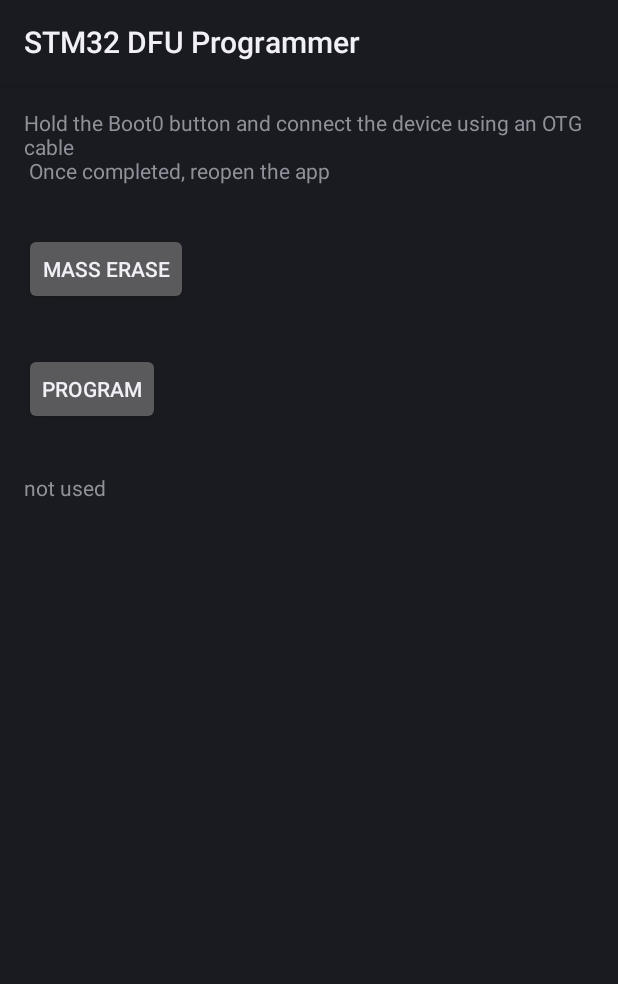
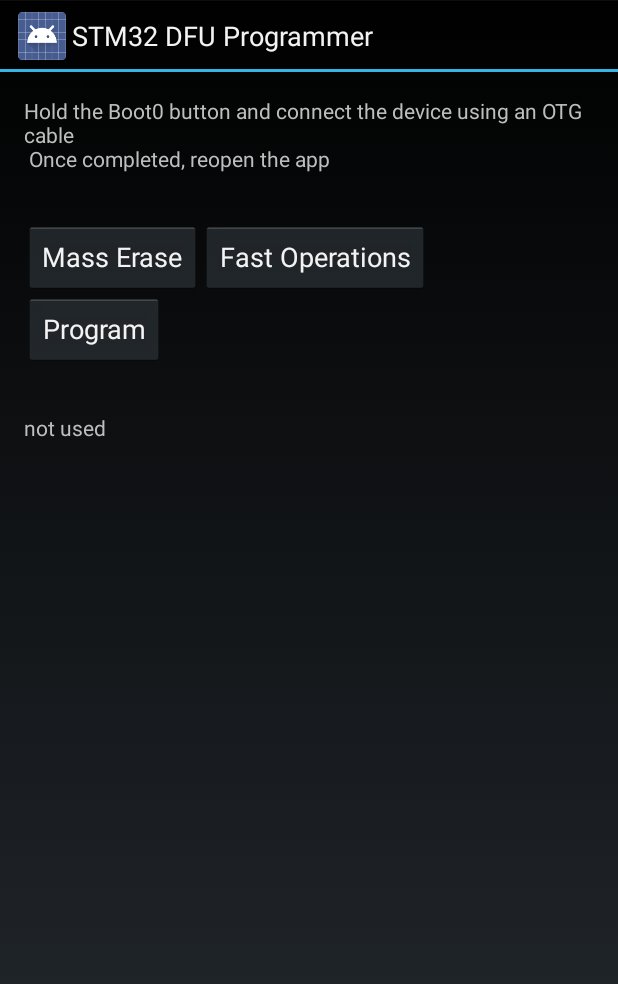
Before and after one commit to UmbrelaSmart/android-stm32-dfu-programmer, an Android app: the screen it shows after launch (MainActivity), on a phone screen of 412 x 824 dp. Shown: the top 984 px of the screen. Run offline under Robolectric (Android 15) with nearby library versions, the phone set to English and light mode, and no system bars.

Commit message:
Added fast operations, specified specific android theme

```diff
--- a/app/src/main/java/co/umbrela/tools/stm32dfuprogrammer/MainActivity.java
+++ b/app/src/main/java/co/umbrela/tools/stm32dfuprogrammer/MainActivity.java
@@ -62,6 +62,14 @@ public class MainActivity extends Activity implements Handler.Callback, Usb.OnUs
                 mDfu.program();
             }
         });
+
+        Button forceErase = (Button) findViewById(R.id.btnForceErase);
+        forceErase.setOnClickListener(new Button.OnClickListener(){
+            @Override
+            public void onClick(View v){
+              mDfu.fastErase();
+            }
+        });
     }
 
     @Override
--- a/app/src/main/res/layout/activity_main.xml
+++ b/app/src/main/res/layout/activity_main.xml
@@ -13,30 +13,40 @@
   ~ See the License for the specific language governing permissions and
   ~ limitations under the License.
   -->
+<ScrollView xmlns:android="http://schemas.android.com/apk/res/android"
+    xmlns:tools="http://schemas.android.com/tools"
+    android:id="@+id/scrollView"
+    android:layout_width="match_parent"
+    android:layout_height="match_parent"
+    tools:context=".MainActivity">
 
-<RelativeLayout xmlns:android="http://schemas.android.com/apk/res/android"
-    xmlns:tools="http://schemas.android.com/tools"
+    <LinearLayout
+        android:layout_width="match_parent"
+        android:layout_height="wrap_content">
+
+
+        <RelativeLayout
             android:layout_width="match_parent"
             android:layout_height="match_parent"
             android:paddingBottom="@dimen/activity_vertical_margin"
             android:paddingLeft="@dimen/activity_horizontal_margin"
             android:paddingRight="@dimen/activity_horizontal_margin"
-    android:paddingTop="@dimen/activity_vertical_margin"
-    tools:context=".MainActivity">
+            android:paddingTop="@dimen/activity_vertical_margin">
 
             <TextView
                 android:id="@+id/my_textview"
                 android:layout_width="wrap_content"
                 android:layout_height="wrap_content"
+                android:layout_marginBottom="32dp"
                 android:text="@string/device_status" />
 
             <Button
                 android:id="@+id/btnMassErase"
                 android:layout_width="wrap_content"
                 android:layout_height="wrap_content"
+                android:layout_alignParentLeft="true"
                 android:layout_alignParentStart="true"
                 android:layout_below="@+id/my_textview"
-        android:layout_marginTop="32dp"
                 android:clickable="true"
                 android:text="Mass Erase" />
 
@@ -44,9 +54,9 @@
                 android:id="@+id/btnProgram"
                 android:layout_width="wrap_content"
                 android:layout_height="wrap_content"
+                android:layout_alignParentLeft="true"
                 android:layout_alignParentStart="true"
                 android:layout_below="@+id/btnMassErase"
-        android:layout_marginTop="32dp"
                 android:clickable="true"
                 android:text="Program" />
 
@@ -55,10 +65,25 @@
                 android:id="@+id/tvStatus"
                 android:layout_width="wrap_content"
                 android:layout_height="wrap_content"
+                android:layout_alignParentLeft="true"
                 android:layout_alignParentStart="true"
                 android:layout_below="@+id/btnProgram"
                 android:layout_marginTop="32dp"
                 android:text="not used" />
 
 
+            <Button
+                android:id="@+id/btnForceErase"
+                android:layout_width="wrap_content"
+                android:layout_height="wrap_content"
+                android:layout_above="@+id/btnProgram"
+                android:layout_alignBottom="@id/btnMassErase"
+                android:layout_toEndOf="@+id/btnMassErase"
+                android:layout_toRightOf="@+id/btnMassErase"
+                android:clickable="true"
+                android:text="Fast Operations" />
+
+
         </RelativeLayout>
+    </LinearLayout>
+</ScrollView>
--- a/app/src/main/res/values/styles.xml
+++ b/app/src/main/res/values/styles.xml
@@ -17,7 +17,8 @@
 <resources>
 
     <!-- Base application theme. -->
-    <style name="AppTheme">
+    <style name="AppTheme" parent="android:Theme.Holo">
+
         <!-- Customize your theme here. -->
     </style>
 
```
Also changed, not shown: app/src/main/java/co/umbrela/tools/stm32dfuprogrammer/Dfu.java (+132 -7 lines). Lines whose indentation alone changed are shown as unchanged.
